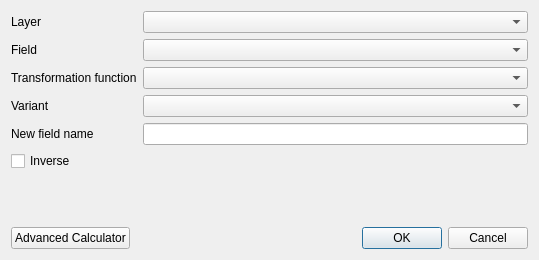
gem/oq-irmt-qgis, file ui/ui_transformation.ui: the form before one commit.
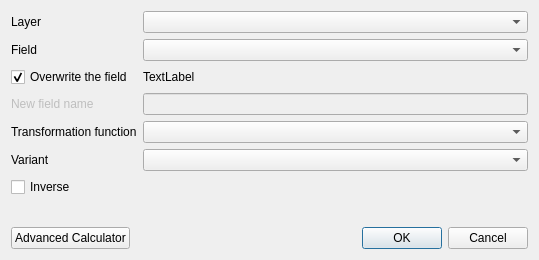
The form after the commit.

Commit message: Enable overwriting the transformed field

```diff
--- a/ui/ui_transformation.ui
+++ b/ui/ui_transformation.ui
@@ -36,7 +36,7 @@
        </property>
       </widget>
      </item>
-     <item row="2" column="0">
+     <item row="4" column="0">
       <widget class="QLabel" name="algorithm_lbl">
        <property name="text">
         <string>Transformation function</string>
@@ -49,35 +49,41 @@
      <item row="1" column="1">
       <widget class="QComboBox" name="attrib_cbx"/>
      </item>
-     <item row="2" column="1">
+     <item row="4" column="1">
       <widget class="QComboBox" name="algorithm_cbx"/>
      </item>
-     <item row="3" column="0">
+     <item row="5" column="0">
       <widget class="QLabel" name="variant_lbl">
        <property name="text">
         <string>Variant</string>
        </property>
       </widget>
      </item>
-     <item row="3" column="1">
+     <item row="5" column="1">
       <widget class="QComboBox" name="variant_cbx"/>
      </item>
-     <item row="5" column="0">
+     <item row="8" column="0">
       <widget class="QCheckBox" name="inverse_ckb">
        <property name="text">
         <string>Inverse</string>
        </property>
       </widget>
      </item>
-     <item row="4" column="0">
+     <item row="3" column="0">
       <widget class="QLabel" name="new_field_name_lbl">
+       <property name="enabled">
+        <bool>false</bool>
+       </property>
        <property name="text">
         <string>New field name</string>
        </property>
       </widget>
      </item>
-     <item row="4" column="1">
+     <item row="3" column="1">
       <widget class="QLineEdit" name="new_field_name_txt">
+       <property name="enabled">
+        <bool>false</bool>
+       </property>
        <property name="maxLength">
         <number>10</number>
        </property>
@@ -86,6 +92,23 @@
        </property>
       </widget>
      </item>
+     <item row="2" column="0">
+      <widget class="QCheckBox" name="overwrite_ckb">
+       <property name="text">
+        <string>Overwrite the field</string>
+       </property>
+       <property name="checked">
+        <bool>true</bool>
+       </property>
+      </widget>
+     </item>
+     <item row="2" column="1">
+      <widget class="QLabel" name="warning_lbl">
+       <property name="text">
+        <string>TextLabel</string>
+       </property>
+      </widget>
+     </item>
     </layout>
    </item>
    <item row="1" column="0">
```
The commit also changes 4 other files.
